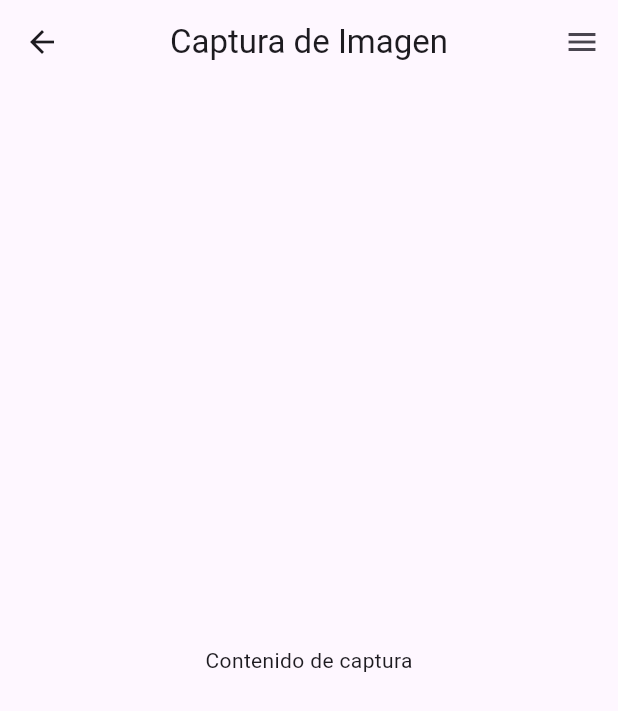
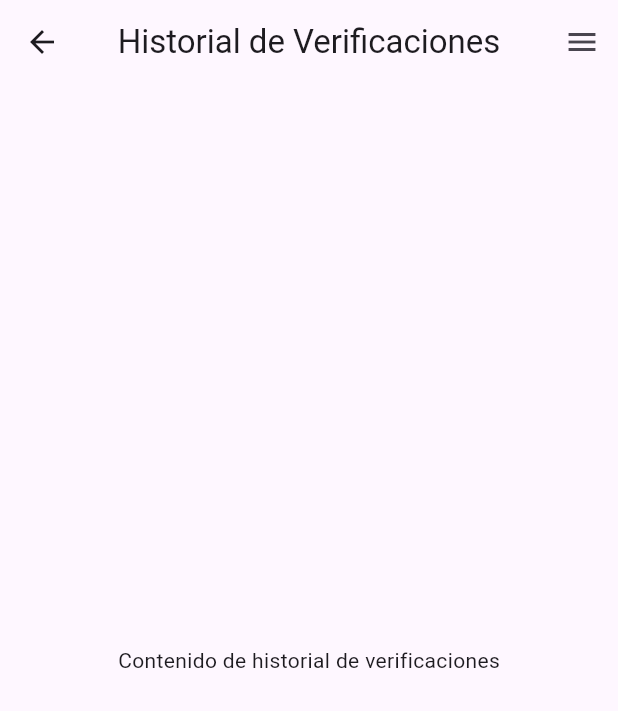
Before and after one commit to Josuesilva1/proyecto_DocuCheck, a Flutter app: the screen it shows after launch, after a tap on "Historial", on a phone screen of 412 x 824 dp. Shown: the top 711 px of the screen. Run offline on Flutter 3.47's test engine with Material 3 defaults, Android fonts, the phone set to English and light mode, and no system bars; our stand-ins replace image_picker.

Commit message:
funcionalidad para ruteo entre opciones de menu

```diff
--- a/lib/pages/historial_verificaciones.dart
+++ b/lib/pages/historial_verificaciones.dart
@@ -1,15 +1,23 @@
 import 'package:flutter/material.dart';
+import '../helpers/menuItems.dart';
 
-class Historial extends StatefulWidget {
-  const Historial({super.key});
+class HistorialVerificaciones extends StatefulWidget {
+  const HistorialVerificaciones({super.key});
 
   @override
-  State<Historial> createState() => _HistorialState();
+  State<HistorialVerificaciones> createState() => _HistorialVerificacionesState();
 }
 
-class _HistorialState extends State<Historial> {
+class _HistorialVerificacionesState extends State<HistorialVerificaciones> {
   @override
   Widget build(BuildContext context) {
-    return Container();
+    return Scaffold(
+      appBar: AppBarService.buildAppBar(
+        title: 'Historial de Verificaciones',
+        hamburger: true,
+        context: context,
+      ),
+      body: Center(child: Text('Contenido de historial de verificaciones')),
+    );
   }
 }
--- a/lib/pages/menuPrincipal.dart
+++ b/lib/pages/menuPrincipal.dart
@@ -19,11 +19,8 @@ class MenuPrincipal extends StatelessWidget {
         mainAxisSpacing: 16,
         children: [
           menuItems(context, Icons.camera_alt, 'Cámara', AppRoutes.capturaImage),
-          /*enuItems(context, Icons.data_exploration, "Reporte", () {}),
-          menuItems(context, Icons.history, "Historial", () {}),*/
-          //menuItems(context, Icons.camera_alt, "Cámara", AppRoutes.capturaImage),
-          menuItems(context, Icons.data_exploration, "Reporte", AppRoutes.capturaImage),
-          menuItems(context, Icons.history, "Historial", AppRoutes.capturaImage),
+          menuItems(context, Icons.data_saver_on, "Reportes", AppRoutes.reportesPage),
+          menuItems(context, Icons.history, "Historial", AppRoutes.historialVerificaciones),
         ],
       ),
     );
--- a/lib/routes/appRoutes.dart
+++ b/lib/routes/appRoutes.dart
@@ -1,15 +1,21 @@
 import 'package:flutter/material.dart';
 import '../pages/menuPrincipal.dart';
 import '../pages/capturaPage.dart';
+import '../pages/reportes.dart';
+import '../pages/historial_verificaciones.dart';
 
 class AppRoutes {
   static const String menuPrincipal = '/menuPrincipal';
   static const String capturaImage = '/capturaPage';
+  static const String reportesPage = '/reportesPage';
+  static const String historialVerificaciones = '/historialVerificaciones';
 
   static Map<String, WidgetBuilder> getRoutes() {
     return {
       menuPrincipal: (context) => const MenuPrincipal(),
       capturaImage: (context) => const CapturaPage(),
+      reportesPage: (context) => const ReportesPage(),
+      historialVerificaciones: (context) => const HistorialVerificaciones(),
     };
   }
 }
```
Also changed, not shown: lib/pages/reportes.dart (+13 -5 lines).
